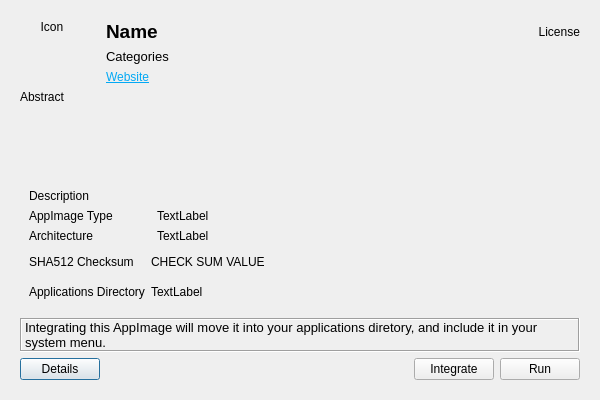
First picture: the form in src/launcher/ui.ui, repository TheAssassin/AppImageLauncher, before the edit.
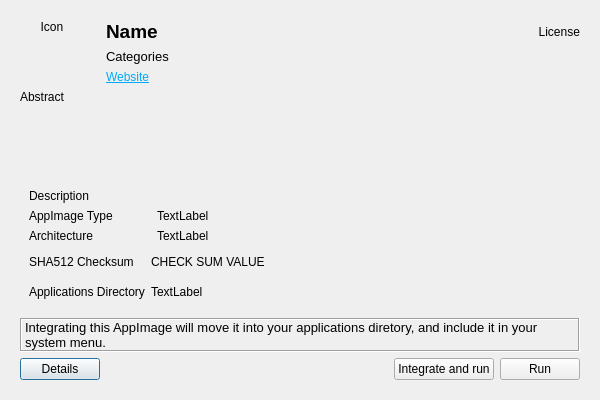
Second picture: the form after the edit. Icons and pictures are not drawn.

Commit message:
Don't show the "Integration successful" dialog to keep the previous workflow.
The main argument behind this is to: Don't get into the users way.

The edit to the form file:
```diff
--- a/src/launcher/ui.ui
+++ b/src/launcher/ui.ui
@@ -31,7 +31,7 @@
        <item row="6" column="4">
         <widget class="QPushButton" name="integrateButton">
          <property name="text">
-          <string>Integrate</string>
+          <string>Integrate and run</string>
          </property>
          <property name="autoDefault">
           <bool>true</bool>
```
Left out of the diff: 23 changed lines with no effect on the pictures. The commit also changes 2 other files.
